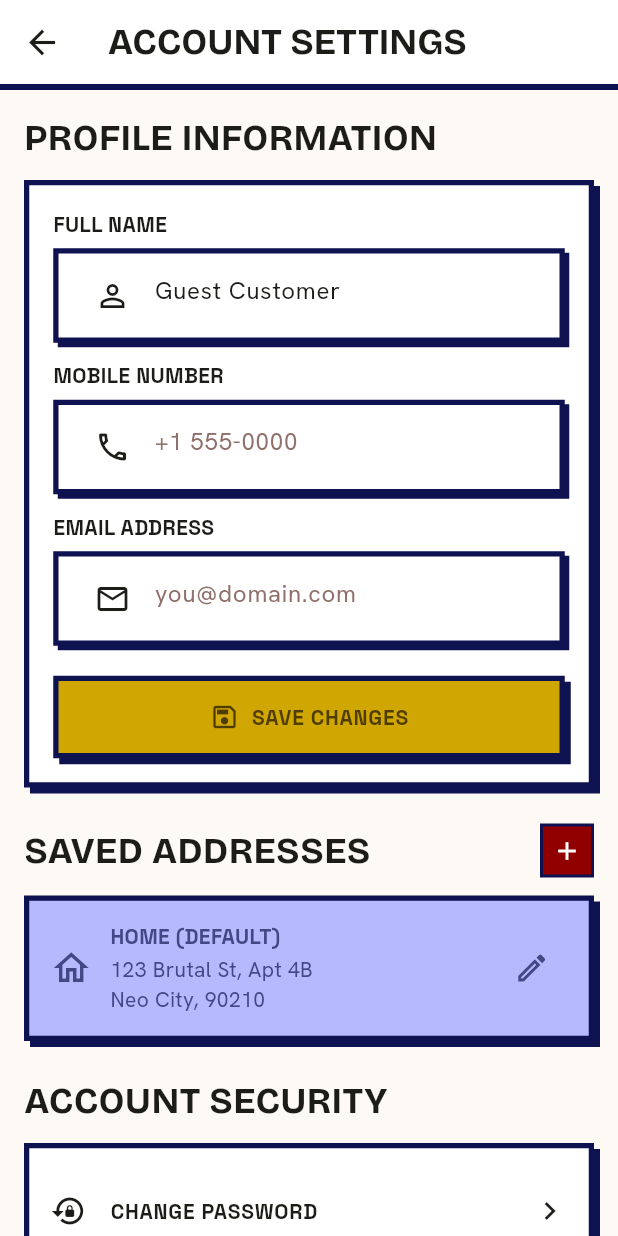
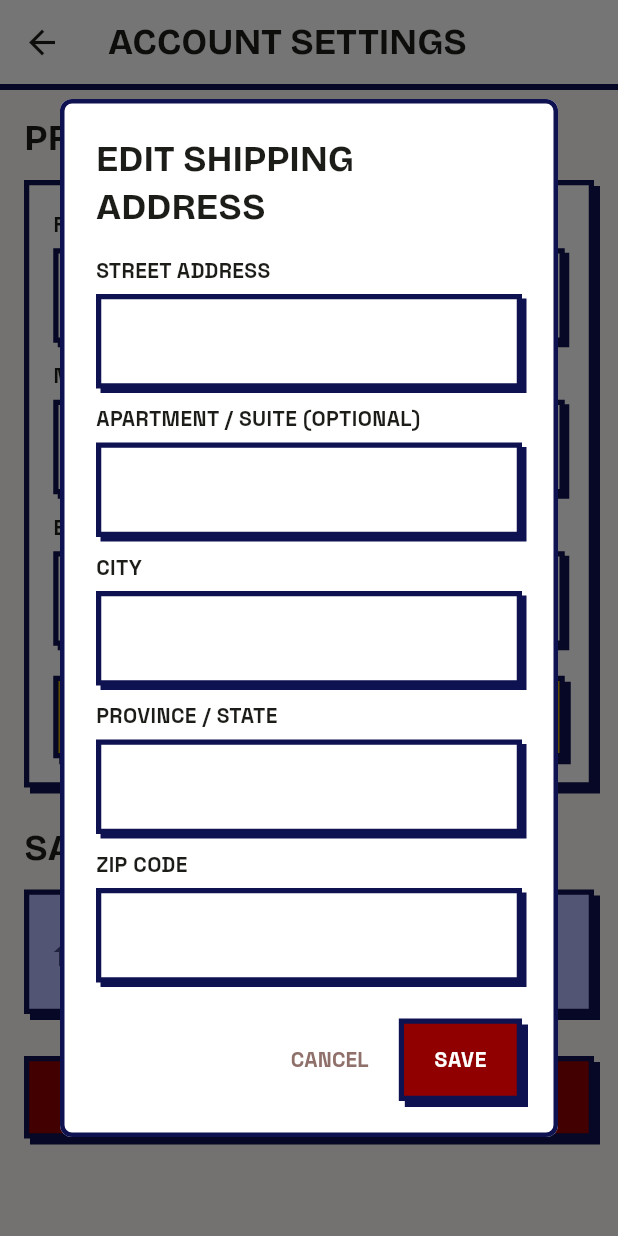
Before and after one commit to ehmughn/owsxis-accessories, a Flutter app: the AccountSettingsScreen screen opened directly, after a tap on the "edit" icon, on a phone screen of 412 x 824 dp. Run offline on Flutter 3.47's test engine with Material 3 defaults, Android fonts, the phone set to English and light mode, and no system bars; our stand-ins replace google_fonts, shared_preferences; accounts and stored records are empty; network calls fail.

Commit message:
[FIX(ui)]: Fixed inconsistencies in information and useless features

```diff
--- a/owsxi_mobile/lib/screens/customer/account_settings_screen.dart
+++ b/owsxi_mobile/lib/screens/customer/account_settings_screen.dart
@@ -33,6 +33,97 @@ class _AccountSettingsScreenState extends State<AccountSettingsScreen> {
     _phoneController.dispose();
     _emailController.dispose();
     super.dispose();
+  }
+
+  void _showEditAddressDialog(BuildContext context, AppState appState) {
+    final addr = appState.userAddress;
+    final address1Controller = TextEditingController(text: addr['address1'] ?? '');
+    final address2Controller = TextEditingController(text: addr['address2'] ?? '');
+    final cityController = TextEditingController(text: addr['city'] ?? '');
+    final provinceController = TextEditingController(text: addr['province'] ?? '');
+    final zipController = TextEditingController(text: addr['zip'] ?? '');
+
+    showDialog(
+      context: context,
+      builder: (ctx) => AlertDialog(
+        backgroundColor: AppColors.surfaceContainerLowest,
+        shape: RoundedRectangleBorder(
+          side: const BorderSide(color: AppColors.onSecondaryFixed, width: 3),
+          borderRadius: BorderRadius.circular(8),
+        ),
+        title: Text(
+          'EDIT SHIPPING ADDRESS',
+          style: AppTypography.headlineMedium(color: AppColors.onSurface),
+        ),
+        content: SingleChildScrollView(
+          child: Column(
+            mainAxisSize: MainAxisSize.min,
+            children: [
+              NeoBrutalTextField(
+                label: 'Street Address',
+                controller: address1Controller,
+              ),
+              const SizedBox(height: 10),
+              NeoBrutalTextField(
+                label: 'Apartment / Suite (Optional)',
+                controller: address2Controller,
+              ),
+              const SizedBox(height: 10),
+              NeoBrutalTextField(
+                label: 'City',
+                controller: cityController,
+              ),
+              const SizedBox(height: 10),
+              NeoBrutalTextField(
+                label: 'Province / State',
+                controller: provinceController,
+              ),
+              const SizedBox(height: 10),
+              NeoBrutalTextField(
+                label: 'ZIP Code',
+                controller: zipController,
+              ),
+            ],
+          ),
+        ),
+        actions: [
+          TextButton(
+            onPressed: () => Navigator.pop(ctx),
+            child: Text(
+              'CANCEL',
+              style: AppTypography.labelBold(color: AppColors.outline),
+            ),
+          ),
+          NeoBrutalButton(
+            label: 'SAVE',
+            backgroundColor: AppColors.primaryContainer,
+            textColor: AppColors.onPrimary,
+            shadowColor: AppColors.onSecondaryFixed,
+            onPressed: () async {
+              await appState.updateCustomerAddress(
+                address1: address1Controller.text.trim(),
+                address2: address2Controller.text.trim(),
+                city: cityController.text.trim(),
+                province: provinceController.text.trim(),
+                zip: zipController.text.trim(),
+              );
+              if (ctx.mounted) {
+                Navigator.pop(ctx);
+                ScaffoldMessenger.of(context).showSnackBar(
+                  SnackBar(
+                    backgroundColor: AppColors.onSecondaryFixed,
+                    content: Text(
+                      'ADDRESS UPDATED SUCCESSFULLY!',
+                      style: AppTypography.labelBold(color: AppColors.onPrimary),
+                    ),
+                  ),
+                );
+              }
+            },
+          ),
+        ],
+      ),
+    );
   }
 
   @override
@@ -87,14 +178,14 @@ class _AccountSettingsScreenState extends State<AccountSettingsScreen> {
                   const SizedBox(height: 12),
                   NeoBrutalTextField(
                     label: 'Mobile Number',
-                    hint: '+1 555-0000',
+                    hint: 'Mobile number',
                     controller: _phoneController,
                     prefixIcon: Icons.phone_outlined,
                   ),
                   const SizedBox(height: 12),
                   NeoBrutalTextField(
                     label: 'Email Address',
-                    hint: 'you@domain.com',
+                    hint: 'Your email address',
                     controller: _emailController,
                     prefixIcon: Icons.email_outlined,
                   ),
@@ -130,35 +221,9 @@ class _AccountSettingsScreenState extends State<AccountSettingsScreen> {
             const SizedBox(height: 24),
 
             // Saved Addresses
-            Row(
-              mainAxisAlignment: MainAxisAlignment.spaceBetween,
-              children: [
-                Text(
-                  'SAVED ADDRESSES',
-                  style: AppTypography.headlineMedium(color: AppColors.onSurface),
-                ),
-                GestureDetector(
-                  onTap: () {
-                    ScaffoldMessenger.of(context).showSnackBar(
-                      SnackBar(
-                        backgroundColor: AppColors.onSecondaryFixed,
-                        content: Text(
-                          'ADD NEW ADDRESS FORM OPENED',
-                          style: AppTypography.labelBold(color: AppColors.onPrimary),
-                        ),
-                      ),
-                    );
-                  },
-                  child: Container(
-                    padding: const EdgeInsets.all(6),
-                    decoration: BoxDecoration(
-                      color: AppColors.primaryContainer,
-                      border: Border.all(color: AppColors.onSecondaryFixed, width: 2),
-                    ),
-                    child: const Icon(Icons.add, color: AppColors.onPrimary, size: 20),
-                  ),
-                ),
-              ],
+            Text(
+              'SAVED ADDRESSES',
+              style: AppTypography.headlineMedium(color: AppColors.onSurface),
             ),
             const SizedBox(height: 12),
             NeoBrutalContainer(
@@ -176,12 +241,12 @@ class _AccountSettingsScreenState extends State<AccountSettingsScreen> {
                       crossAxisAlignment: CrossAxisAlignment.start,
                       children: [
                         Text(
-                          'HOME (DEFAULT)',
+                          'DEFAULT SHIPPING ADDRESS',
                           style: AppTypography.labelBold(color: AppColors.onSecondaryContainer),
                         ),
-                        const SizedBox(height: 2),
+                        const SizedBox(height: 4),
                         Text(
-                          '123 Brutal St, Apt 4B\nNeo City, 90210',
+                          appState.formattedAddress,
                           style: AppTypography.bodySmall(color: AppColors.onSecondaryContainer),
                         ),
                       ],
@@ -189,108 +254,7 @@ class _AccountSettingsScreenState extends State<AccountSettingsScreen> {
                   ),
                   IconButton(
                     icon: const Icon(Icons.edit_outlined, color: AppColors.onSecondaryContainer),
-                    onPressed: () {},
-                  ),
-                ],
-              ),
-            ),
-
-            const SizedBox(height: 24),
-
-            // Account Security
-            Text(
-              'ACCOUNT SECURITY',
-              style: AppTypography.headlineMedium(color: AppColors.onSurface),
-            ),
-            const SizedBox(height: 12),
-            NeoBrutalContainer(
-              backgroundColor: AppColors.surfaceContainerLowest,
-              borderColor: AppColors.onSecondaryFixed,
-              shadowColor: AppColors.onSecondaryFixed,
-              shadowOffset: const Offset(4, 4),
-              padding: const EdgeInsets.all(14),
-              child: Column(
-                children: [
-                  ListTile(
-                    contentPadding: EdgeInsets.zero,
-                    leading: const Icon(Icons.lock_reset, color: AppColors.onSurface),
-                    title: Text(
-                      'CHANGE PASSWORD',
-                      style: AppTypography.labelBold(color: AppColors.onSurface),
-                    ),
-                    trailing: const Icon(Icons.chevron_right, color: AppColors.onSurface),
-                    onTap: () {
-                      ScaffoldMessenger.of(context).showSnackBar(
-                        SnackBar(
-                          backgroundColor: AppColors.onSecondaryFixed,
-                          content: Text(
-                            'PASSWORD RESET LINK SENT TO YOUR EMAIL',
-                            style: AppTypography.labelBold(color: AppColors.onPrimary),
-                          ),
-                        ),
-                      );
-                    },
-                  ),
-                  const Divider(height: 16, thickness: 2, color: AppColors.onSecondaryFixed),
-                  SwitchListTile(
-                    contentPadding: EdgeInsets.zero,
-                    title: Text(
-                      'TWO-FACTOR AUTH (2FA)',
-                      style: AppTypography.labelBold(color: AppColors.onSurface),
-                    ),
-                    subtitle: Text(
-                      _twoFactorEnabled ? 'Enabled (SMS/Authenticator)' : 'Disabled',
-                      style: AppTypography.bodySmall(
-                        color: _twoFactorEnabled ? AppColors.tertiary : AppColors.error,
-                      ),
-                    ),
-                    value: _twoFactorEnabled,
-                    activeTrackColor: AppColors.primaryContainer,
-                    onChanged: (val) {
-                      setState(() => _twoFactorEnabled = val);
-                    },
-                  ),
-                ],
-              ),
-            ),
-
-            const SizedBox(height: 24),
-
-            // Linked Wallets
-            Text(
-              'LINKED WALLETS',
-              style: AppTypography.headlineMedium(color: AppColors.onSurface),
-            ),
-            const SizedBox(height: 12),
-            NeoBrutalContainer(
-              backgroundColor: AppColors.tertiaryFixed,
-              borderColor: AppColors.onSecondaryFixed,
-              shadowColor: AppColors.onSecondaryFixed,
-              shadowOffset: const Offset(4, 4),
-              padding: const EdgeInsets.all(14),
-              child: Row(
-                children: [
-                  const Icon(Icons.account_balance_wallet_outlined, color: AppColors.onTertiaryFixed, size: 28),
-                  const SizedBox(width: 12),
-                  Expanded(
-                    child: Column(
-                      crossAxisAlignment: CrossAxisAlignment.start,
-                      children: [
-                        Text(
-                          'GCASH WALLET',
-                          style: AppTypography.labelBold(color: AppColors.onTertiaryFixed),
-                        ),
-                        Text(
-                          'Linked • ***1234',
-                          style: AppTypography.bodySmall(color: AppColors.onTertiaryFixed),
-                        ),
-                      ],
-                    ),
-                  ),
-                  const NeoBrutalBadge(
-                    label: 'ACTIVE',
-                    backgroundColor: AppColors.primaryContainer,
-                    textColor: AppColors.onPrimary,
+                    onPressed: () => _showEditAddressDialog(context, appState),
                   ),
                 ],
               ),
```
Also changed, not shown: owsxi_mobile/lib/screens/common/navigation_drawer.dart (+0 -10 lines), owsxi_mobile/lib/screens/customer/about_screen.dart (+0 -39 lines), owsxi_mobile/lib/screens/customer/contact_faq_screen.dart (+73 -58 lines).
